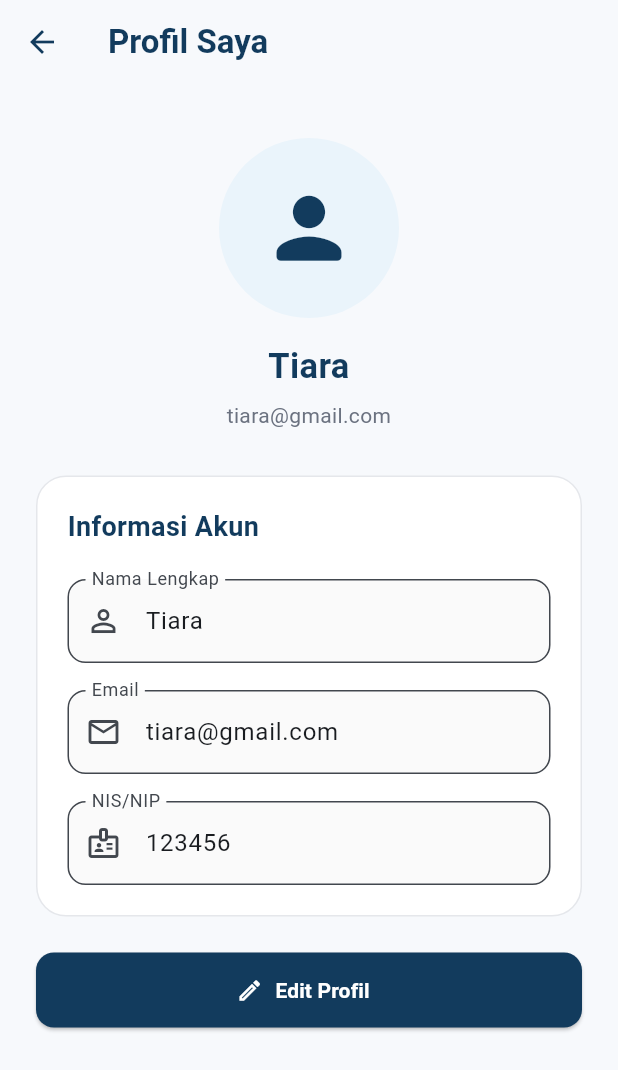
After one commit to Tiara-dwi-priliantika/SIMSAR, a Flutter app: the ProfileScreen screen opened directly with sample values from the repository, on a phone screen of 412 x 824 dp. The commit adds this screen. Shown: the top 1070 px of the screen. Run offline on Flutter 3.47's test engine with Material 3 defaults, Android fonts, the phone set to English and light mode, and no system bars; our stand-ins replace image_picker.

Commit message:
Add dummy account and profile screen

```diff
--- /dev/null
+++ b/lib/data/akun_dummy.dart
@@ -0,0 +1,65 @@
+
+class AkunDummy {
+  String nama;
+  String email;
+  String nisNip;
+  String password;
+
+  AkunDummy({
+    required this.nama,
+    required this.email,
+    required this.nisNip,
+    required this.password,
+  });
+}
+
+class PengelolaAkun {
+  static final List<AkunDummy> daftarAkun = [
+    AkunDummy(
+      nama: 'Tiara',
+      email: 'tiara@gmail.com',
+      nisNip: '123456',
+      password: 'tiara123',
+    ),
+  ];
+
+  // Mendaftarkan akun baru
+  static String? daftar({
+    required String nama,
+    required String email,
+    required String nisNip,
+    required String password,
+  }) {
+    for (AkunDummy akun in daftarAkun) {
+      if (akun.email.toLowerCase() == email.toLowerCase()) {
+        return 'Email sudah terdaftar.';
+      }
+    }
+
+    daftarAkun.add(
+      AkunDummy(
+        nama: nama,
+        email: email,
+        nisNip: nisNip,
+        password: password,
+      ),
+    );
+
+    return null;
+  }
+
+  // Memeriksa akun saat login
+  static AkunDummy? login({
+    required String email,
+    required String password,
+  }) {
+    for (AkunDummy akun in daftarAkun) {
+      if (akun.email.toLowerCase() == email.toLowerCase() &&
+          akun.password == password) {
+        return akun;
+      }
+    }
+
+    return null;
+  }
+}
--- a/lib/screens/auth/login_screen.dart
+++ b/lib/screens/auth/login_screen.dart
@@ -1,6 +1,7 @@
 
 import 'package:flutter/material.dart';
 import '../../utils/app_colors.dart';
+import '../../data/akun_dummy.dart';
 import '../siswa/home_screen.dart';
 import 'register_screen.dart';
 
@@ -20,10 +21,8 @@ class _LoginScreenState extends State<LoginScreen> {
 
   String? emailError;
   String? passwordError;
-
   bool sembunyikanPassword = true;
 
-  // PROSES LOGIN DAN VALIDASI
   void login() {
     String email = emailController.text.trim();
     String password = passwordController.text;
@@ -49,26 +48,30 @@ class _LoginScreenState extends State<LoginScreen> {
       return;
     }
 
-    // MENGAMBIL NAMA DARI EMAIL
-    String nama = email.split('@')[0];
+    // Memeriksa akun pada data dummy
+    AkunDummy? akun = PengelolaAkun.login(
+      email: email,
+      password: password,
+    );
 
-    nama = nama
-        .replaceAll('.', ' ')
-        .replaceAll('_', ' ')
-        .split(' ')
-        .map(
-          (kata) => kata.isEmpty
-              ? ''
-              : kata[0].toUpperCase() + kata.substring(1),
-        )
-        .join(' ');
+    if (akun == null) {
+      ScaffoldMessenger.of(context).showSnackBar(
+        const SnackBar(
+          content: Text(
+            'Email atau password salah. Silakan periksa kembali.',
+          ),
+          backgroundColor: Colors.red,
+        ),
+      );
+      return;
+    }
 
-    // MASUK KE BERANDA
+    // Masuk menggunakan nama dari akun yang terdaftar
     Navigator.pushReplacement(
       context,
       MaterialPageRoute(
         builder: (context) => HomeScreen(
-          namaPengguna: nama,
+          namaPengguna: akun.nama,
         ),
       ),
     );
@@ -94,17 +97,13 @@ class _LoginScreenState extends State<LoginScreen> {
             ),
             child: Column(
               children: [
-                // LOGO SIMSAR
                 Image.asset(
                   'assets/logo_simsar.png',
                   width: 150,
                   height: 150,
                   fit: BoxFit.contain,
                 ),
-
                 const SizedBox(height: 20),
-
-                // JUDUL
                 const Text(
                   'Selamat Datang di SIMSAR',
                   textAlign: TextAlign.center,
@@ -114,9 +113,7 @@ class _LoginScreenState extends State<LoginScreen> {
                     color: AppColors.navy,
                   ),
                 ),
-
                 const SizedBox(height: 8),
-
                 const Text(
                   'Sistem Informasi Sarana dan Prasarana Sekolah',
                   textAlign: TextAlign.center,
@@ -125,10 +122,9 @@ class _LoginScreenState extends State<LoginScreen> {
                     color: AppColors.gray,
                   ),
                 ),
-
                 const SizedBox(height: 35),
 
-                // INPUT EMAIL
+                // Input email
                 TextField(
                   controller: emailController,
                   keyboardType: TextInputType.emailAddress,
@@ -143,9 +139,7 @@ class _LoginScreenState extends State<LoginScreen> {
                   decoration: InputDecoration(
                     labelText: 'Email',
                     hintText: 'Masukkan email',
-                    prefixIcon: const Icon(
-                      Icons.email_outlined,
-                    ),
+                    prefixIcon: const Icon(Icons.email_outlined),
                     errorText: emailError,
                     border: OutlineInputBorder(
                       borderRadius: BorderRadius.circular(12),
@@ -165,10 +159,9 @@ class _LoginScreenState extends State<LoginScreen> {
                     ),
                   ),
                 ),
-
                 const SizedBox(height: 18),
 
-                // INPUT PASSWORD
+                // Input password
                 TextField(
                   controller: passwordController,
                   obscureText: sembunyikanPassword,
@@ -186,9 +179,7 @@ class _LoginScreenState extends State<LoginScreen> {
                   decoration: InputDecoration(
                     labelText: 'Password',
                     hintText: 'Masukkan password',
-                    prefixIcon: const Icon(
-                      Icons.lock_outline,
-                    ),
+                    prefixIcon: const Icon(Icons.lock_outline),
                     suffixIcon: IconButton(
                       tooltip: sembunyikanPassword
                           ? 'Tampilkan password'
@@ -224,10 +215,9 @@ class _LoginScreenState extends State<LoginScreen> {
                     ),
                   ),
                 ),
-
                 const SizedBox(height: 25),
 
-                // TOMBOL LOGIN
+                // Tombol login
                 SizedBox(
                   width: double.infinity,
                   height: 52,
@@ -242,10 +232,8 @@ class _LoginScreenState extends State<LoginScreen> {
                     ),
                   ),
                 ),
-
                 const SizedBox(height: 20),
 
-                // MENU DAFTAR
                 Row(
                   mainAxisAlignment: MainAxisAlignment.center,
                   children: [
@@ -269,9 +257,7 @@ class _LoginScreenState extends State<LoginScreen> {
                     ),
                   ],
                 ),
-
                 const SizedBox(height: 5),
-
                 const Text(
                   'Silakan masuk menggunakan akun yang telah terdaftar.',
                   textAlign: TextAlign.center,
--- /dev/null
+++ b/lib/screens/siswa/profile_screen.dart
@@ -0,0 +1,340 @@
+
+import 'dart:typed_data';
+
+import 'package:flutter/material.dart';
+import 'package:image_picker/image_picker.dart';
+
+import '../../data/akun_dummy.dart';
+import '../../utils/app_colors.dart';
+
+class ProfileScreen extends StatefulWidget {
+  final AkunDummy akun;
+
+  const ProfileScreen({
+    super.key,
+    required this.akun,
+  });
+
+  @override
+  State<ProfileScreen> createState() => _ProfileScreenState();
+}
+
+class _ProfileScreenState extends State<ProfileScreen> {
+  final namaController = TextEditingController();
+  final emailController = TextEditingController();
+  final nisNipController = TextEditingController();
+
+  Uint8List? fotoProfil;
+  bool sedangEdit = false;
+
+  @override
+  void initState() {
+    super.initState();
+    isiDataProfil();
+  }
+
+  void isiDataProfil() {
+    namaController.text = widget.akun.nama;
+    emailController.text = widget.akun.email;
+    nisNipController.text = widget.akun.nisNip;
+  }
+
+  Future<void> pilihFoto() async {
+    final ImagePicker picker = ImagePicker();
+
+    final XFile? foto = await picker.pickImage(
+      source: ImageSource.gallery,
+      imageQuality: 80,
+      maxWidth: 800,
+    );
+
+    if (foto != null) {
+      final bytes = await foto.readAsBytes();
+
+      if (!mounted) return;
+
+      setState(() {
+        fotoProfil = bytes;
+      });
+    }
+  }
+
+  void simpanProfil() {
+    final nama = namaController.text.trim();
+    final email = emailController.text.trim();
+    final nisNip = nisNipController.text.trim();
+
+    if (nama.isEmpty || email.isEmpty || nisNip.isEmpty) {
+      ScaffoldMessenger.of(context).showSnackBar(
+        const SnackBar(
+          content: Text('Semua data profil wajib diisi.'),
+        ),
+      );
+      return;
+    }
+
+    if (!RegExp(r'^[^@\s]+@[^@\s]+\.[^@\s]+$')
+        .hasMatch(email)) {
+      ScaffoldMessenger.of(context).showSnackBar(
+        const SnackBar(
+          content: Text('Masukkan email yang valid.'),
+        ),
+      );
+      return;
+    }
+
+    // Pastikan email tidak digunakan akun lain.
+    for (final akun in PengelolaAkun.daftarAkun) {
+      if (!identical(akun, widget.akun) &&
+          akun.email.toLowerCase() == email.toLowerCase()) {
+        ScaffoldMessenger.of(context).showSnackBar(
+          const SnackBar(
+            content: Text('Email sudah digunakan akun lain.'),
+          ),
+        );
+        return;
+      }
+    }
+
+    setState(() {
+      widget.akun.nama = nama;
+      widget.akun.email = email;
+      widget.akun.nisNip = nisNip;
+      sedangEdit = false;
+    });
+
+    ScaffoldMessenger.of(context).showSnackBar(
+      const SnackBar(
+        content: Text('Profil berhasil diperbarui!'),
+        backgroundColor: Colors.green,
+      ),
+    );
+  }
+
+  @override
+  void dispose() {
+    namaController.dispose();
+    emailController.dispose();
+    nisNipController.dispose();
+    super.dispose();
+  }
+
+  @override
+  Widget build(BuildContext context) {
+    return Scaffold(
+      backgroundColor: AppColors.background,
+      appBar: AppBar(
+        title: const Text(
+          'Profil Saya',
+          style: TextStyle(
+            color: AppColors.navy,
+            fontWeight: FontWeight.bold,
+          ),
+        ),
+        backgroundColor: AppColors.background,
+        elevation: 0,
+        iconTheme: const IconThemeData(
+          color: AppColors.navy,
+        ),
+      ),
+      body: SafeArea(
+        child: SingleChildScrollView(
+          padding: const EdgeInsets.all(24),
+          child: Column(
+            children: [
+              const SizedBox(height: 12),
+
+              // FOTO PROFIL
+              Stack(
+                alignment: Alignment.bottomRight,
+                children: [
+                  CircleAvatar(
+                    radius:  60,
+                    backgroundColor: AppColors.lightBlue,
+                    backgroundImage: fotoProfil != null
+                        ? MemoryImage(fotoProfil!)
+                        : null,
+                    child: fotoProfil == null
+                        ? const Icon(
+                            Icons.person_rounded,
+                            size: 65,
+                            color: AppColors.navy,
+                          )
+                        : null,
+                  ),
+                  if (sedangEdit)
+                    Material(
+                      color: AppColors.blue,
+                      shape: const CircleBorder(),
+                      child: IconButton(
+                        tooltip: 'Pilih foto',
+                        onPressed: pilihFoto,
+                        icon: const Icon(
+                          Icons.camera_alt_outlined,
+                          color: Colors.white,
+                        ),
+                      ),
+                    ),
+                ],
+              ),
+
+              const SizedBox(height: 16),
+
+              Text(
+                widget.akun.nama,
+                textAlign: TextAlign.center,
+                style: const TextStyle(
+                  fontSize: 23,
+                  fontWeight: FontWeight.bold,
+                  color: AppColors.navy,
+                ),
+              ),
+
+              const SizedBox(height: 6),
+
+              Text(
+                widget.akun.email,
+                textAlign: TextAlign.center,
+                style: const TextStyle(
+                  color: AppColors.gray,
+                  fontSize: 14,
+                ),
+              ),
+
+              const SizedBox(height: 30),
+
+              // KARTU DATA PROFIL
+              Container(
+                width: double.infinity,
+                padding: const EdgeInsets.all(20),
+                decoration: BoxDecoration(
+                  color: Colors.white,
+                  borderRadius: BorderRadius.circular(20),
+                  border: Border.all(
+                    color: AppColors.lightGray,
+                  ),
+                ),
+                child: Column(
+                  crossAxisAlignment: CrossAxisAlignment.start,
+                  children: [
+                    const Text(
+                      'Informasi Akun',
+                      style: TextStyle(
+                        fontSize: 18,
+                        fontWeight: FontWeight.bold,
+                        color: AppColors.navy,
+                      ),
+                    ),
+
+                    const SizedBox(height: 22),
+
+                    _fieldProfil(
+                      label: 'Nama Lengkap',
+                      controller: namaController,
+                      icon: Icons.person_outline,
+                    ),
+
+                    const SizedBox(height: 18),
+
+                    _fieldProfil(
+                      label: 'Email',
+                      controller: emailController,
+                      icon: Icons.email_outlined,
+                      keyboardType: TextInputType.emailAddress,
+                    ),
+
+                    const SizedBox(height: 18),
+
+                    _fieldProfil(
+                      label: 'NIS/NIP',
+                      controller: nisNipController,
+                      icon: Icons.badge_outlined,
+                    ),
+                  ],
+                ),
+              ),
+
+              const SizedBox(height: 24),
+
+              // TOMBOL EDIT DAN SIMPAN
+              SizedBox(
+                width: double.infinity,
+                height: 50,
+                child: ElevatedButton.icon(
+                  onPressed: () {
+                    if (sedangEdit) {
+                      simpanProfil();
+                    } else {
+                      setState(() {
+                        sedangEdit = true;
+                      });
+                    }
+                  },
+                  icon: Icon(
+                    sedangEdit
+                        ? Icons.save_outlined
+                        : Icons.edit_outlined,
+                  ),
+                  label: Text(
+                    sedangEdit ? 'Simpan Perubahan' : 'Edit Profil',
+                    style: const TextStyle(
+                      fontWeight: FontWeight.bold,
+                    ),
+                  ),
+                  style: ElevatedButton.styleFrom(
+                    backgroundColor: AppColors.navy,
+                    foregroundColor: Colors.white,
+                    shape: RoundedRectangleBorder(
+                      borderRadius: BorderRadius.circular(12),
+                    ),
+                  ),
+                ),
+              ),
+
+              if (sedangEdit) ...[
+                const SizedBox(height: 10),
+                SizedBox(
+                  width: double.infinity,
+                  height: 46,
+                  child: OutlinedButton(
+                    onPressed: () {
+                      setState(() {
+                        isiDataProfil();
+                        sedangEdit = false;
+                      });
+                    },
+                    child: const Text('Batal'),
+                  ),
+                ),
+              ],
+            ],
+          ),
+        ),
+      ),
+    );
+  }
+
+  Widget _fieldProfil({
+    required String label,
+    required TextEditingController controller,
+    required IconData icon,
+    TextInputType keyboardType = TextInputType.text,
+  }) {
+    return TextField(
+      controller: controller,
+      readOnly: !sedangEdit,
+      keyboardType: keyboardType,
+      decoration: InputDecoration(
+        labelText: label,
+        prefixIcon: Icon(icon),
+        filled: true,
+        fillColor: sedangEdit
+            ? AppColors.background
+            : Colors.grey.shade50,
+        border: OutlineInputBorder(
+          borderRadius: BorderRadius.circular(12),
+        ),
+      ),
+    );
+  }
+}
--- a/pubspec.yaml
+++ b/pubspec.yaml
@@ -19,7 +19,7 @@ dependencies:
   # The following adds the Cupertino Icons font to your application.
   # Use with the CupertinoIcons class for iOS style icons.
   cupertino_icons: ^1.0.8
-  image_picker: ^1.2.0
+  image_picker: ^1.2.4
 
 dev_dependencies:
   flutter_test:
```
Also changed, not shown: lib/screens/auth/register_screen.dart (+140 -29 lines).
